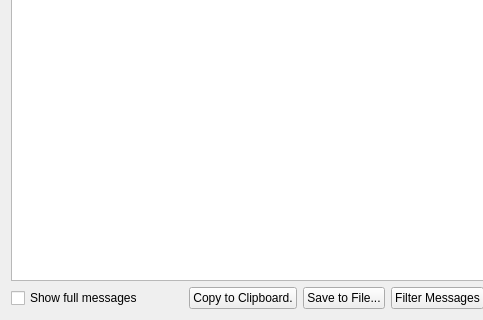
Before: the Qt Designer form Qt/Core/Resources/UI/pqOutputWidget.ui in Kitware/ParaView, drawn with Qt 5; both pictures show x 0 to 483 and y 200 to 520 of the 581 by 520 pixel window.
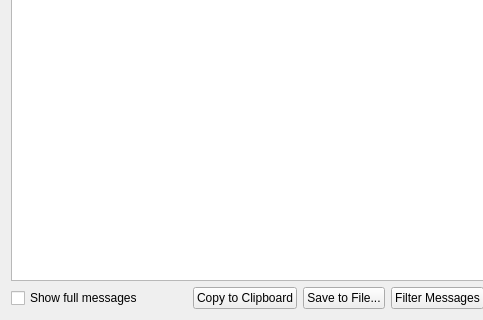
After: the same form once the commit is applied. Custom widgets are drawn as their Qt base class.

Commit message: Remove unneeded period from the end of button label

Diff of the .ui file:
```diff
--- a/Qt/Core/Resources/UI/pqOutputWidget.ui
+++ b/Qt/Core/Resources/UI/pqOutputWidget.ui
@@ -75,7 +75,7 @@
      <item>
       <widget class="QPushButton" name="copyButton">
        <property name="text">
-        <string>Copy to Clipboard.</string>
+        <string>Copy to Clipboard</string>
        </property>
       </widget>
      </item>
```
